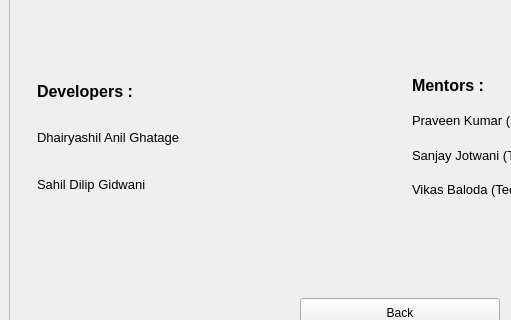
The window that about_us.ui (dhairyashil-G/CGWB-Desktop-App) describes before a commit, drawn with Qt 5; both pictures show x 0 to 511 and y 161 to 481 of the 800 by 600 pixel window.
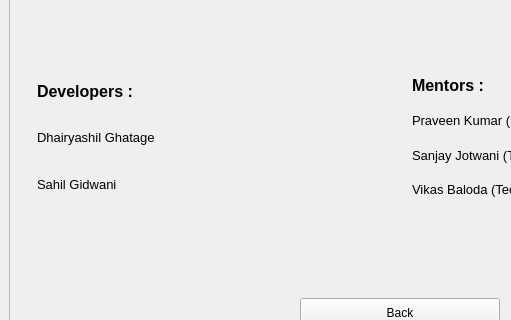
The same window after the commit. Icons and pictures are not drawn.

Commit message: Removed Middle names from aboutus

Diff of the .ui file:
```diff
--- a/about_us.ui
+++ b/about_us.ui
@@ -152,7 +152,7 @@
                  </font>
                 </property>
                 <property name="text">
-                 <string>Dhairyashil Anil Ghatage</string>
+                 <string>Dhairyashil Ghatage</string>
                 </property>
                </widget>
               </item>
@@ -164,7 +164,7 @@
                  </font>
                 </property>
                 <property name="text">
-                 <string>Sahil Dilip Gidwani</string>
+                 <string>Sahil Gidwani</string>
                 </property>
                </widget>
               </item>
```
